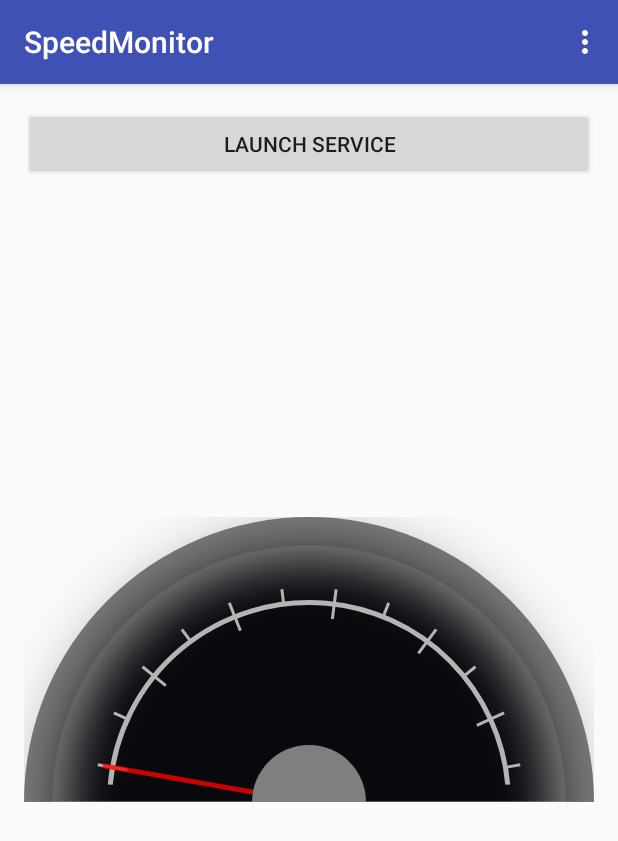
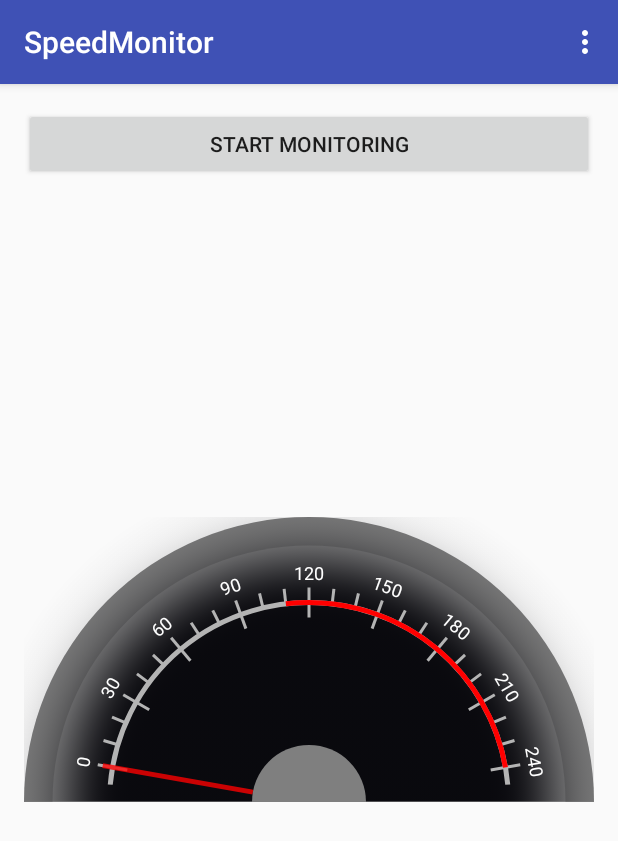
Before and after one commit to yazeed44/SpeedMonitor, an Android app: the screen it shows after launch (UserActivity), on a phone screen of 412 x 824 dp. Shown: the top 841 px of the screen. Run offline under Robolectric (Android 15) with nearby library versions, the phone set to English and light mode, and no system bars; libraries missing offline, so code that uses them is left out: com.afollestad.materialdialogs, de.greenrobot.event, io.realm; 1 statement that could not run was skipped.

Commit message:
Implemented send report btn and speed view, no functionality for report btn though

```diff
--- a/app/src/main/java/net/yazeed44/speedmonitor/UserActivity.java
+++ b/app/src/main/java/net/yazeed44/speedmonitor/UserActivity.java
@@ -1,10 +1,9 @@
 package net.yazeed44.speedmonitor;
 
 import android.content.Intent;
+import android.graphics.Color;
 import android.os.Bundle;
 import android.support.annotation.NonNull;
-import android.support.design.widget.FloatingActionButton;
-import android.support.design.widget.Snackbar;
 import android.support.v7.app.AppCompatActivity;
 import android.support.v7.widget.Toolbar;
 import android.text.InputType;
@@ -12,7 +11,8 @@ import android.util.Log;
 import android.view.View;
 import android.view.Menu;
 import android.view.MenuItem;
-import android.widget.TextView;
+import android.widget.Button;
+import android.widget.Toast;
 
 import com.afollestad.materialdialogs.MaterialDialog;
 
@@ -34,9 +34,22 @@ public class UserActivity extends AppCompatActivity {
 
         speedView = (SpeedometerGauge) findViewById(R.id.speed_text);
 
-        speedView.setMaxSpeed(110);
+        initSpeedView();
+    }
 
+    private void initSpeedView() {
+        final int maxSpeed = 240;
+        speedView.setMaxSpeed(maxSpeed);
+        speedView.setMajorTickStep(30);
+        speedView.setMinorTicks(2);
+        speedView.addColoredRange(Report.DUMMY_SPEED_LIMIT, maxSpeed, Color.RED);
 
+        speedView.setLabelConverter(new SpeedometerGauge.LabelConverter() {
+            @Override
+            public String getLabelFor(double progress, double maxProgress) {
+                return String.valueOf((int) Math.round(progress));
+            }
+        });
 
     }
 
@@ -92,7 +105,7 @@ public class UserActivity extends AppCompatActivity {
 
         realm.commitTransaction();
 
-        Log.d(TAG,"Monitors email " + realm.allObjects(Monitor.class));
+        Log.d(TAG, "Monitors email " + realm.allObjects(Monitor.class));
 
 
         realm.close();
@@ -110,8 +123,28 @@ public class UserActivity extends AppCompatActivity {
         super.onPause();
     }
 
-    public void onClickLaunchService(View view) {
-        startService(new Intent(this, MonitorService.class));
+    public void onClickStartMonitoring(View view) {
+        final Button startMonitoringBtn = (Button)view;
+
+        if (startMonitoringBtn.getText().equals(getResources().getString(R.string.btn_start_monitoring))){
+
+            startService(new Intent(this,MonitorService.class));
+            startMonitoringBtn.setText(R.string.btn_send_report);
+            Toast.makeText(this,R.string.toast_monitoring_started,Toast.LENGTH_LONG).show();
+        }
+
+        else {
+            sendEmailToMonitors();
+            startMonitoringBtn.setText(R.string.btn_start_monitoring);
+
+        }
+
+
+    }
+
+    private void sendEmailToMonitors() {
+
+
     }
 
     public void onEvent(final Events.NewSpeedCapturedEvent newSpeedCapturedEvent){
--- a/app/src/main/res/layout/content_main.xml
+++ b/app/src/main/res/layout/content_main.xml
@@ -12,8 +12,8 @@
     <Button
         android:layout_width="match_parent"
         android:layout_height="wrap_content"
-        android:text="launch service"
-        android:onClick="onClickLaunchService"
+        android:text="@string/btn_start_monitoring"
+        android:onClick="onClickStartMonitoring"
 
         />
 
--- a/app/src/main/res/values/strings.xml
+++ b/app/src/main/res/values/strings.xml
@@ -3,4 +3,7 @@
     <string name="action_settings">Settings</string>
     <string name="action_add_monitor_email">Add monitor email</string>
     <string name="content_ask_monitor_email">Enter monitor email address</string>
+    <string name="btn_start_monitoring">Start monitoring</string>
+    <string name="btn_send_report">Send report</string>
+    <string name="toast_monitoring_started">Monitoring started in background. Click on send report button when finished.</string>
 </resources>
```
Also changed, not shown: app/src/main/java/net/yazeed44/speedmonitor/MonitorService.java (+2 -6 lines).
